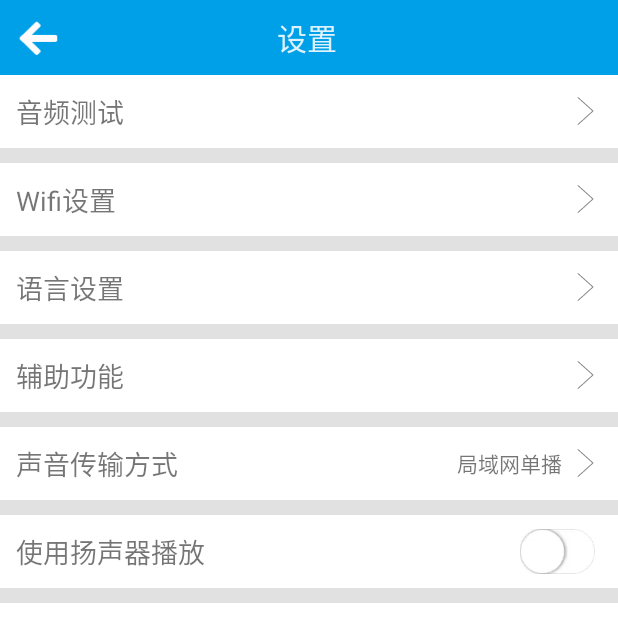
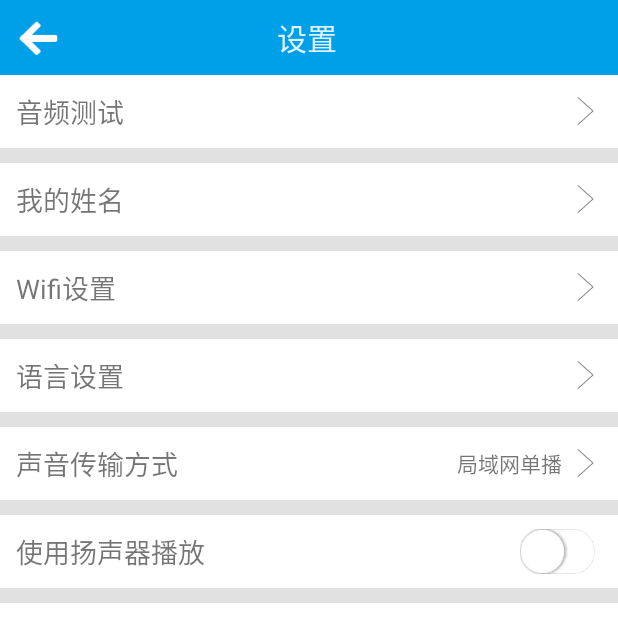
Before and after one commit to lyl15151865258/WifiInterPhone, an Android app: the screen it shows after launch (SettingActivity), after a tap on an icon or button, on a phone screen of 412 x 824 dp, the top half of it. Run offline under Robolectric (Android 15) with nearby library versions, the phone set to English and light mode, and no system bars; our stand-ins replace CircleImageView; libraries missing offline, so code that uses them is left out: rx.android.schedulers, rx.schedulers; pictures from the network do not load; 1 statement that could not run was skipped; 2 other taps on this screen came first.

Commit message:
增加用户姓名的显示（查找局域网其他手机发送数据包的时候加上用户姓名）

```diff
--- a/app/src/main/AndroidManifest.xml
+++ b/app/src/main/AndroidManifest.xml
@@ -76,6 +76,12 @@
             android:launchMode="singleTask"
             android:screenOrientation="portrait" />
 
+        <!-- 姓名设置页面 -->
+        <activity
+            android:name=".activity.SetNameActivity"
+            android:launchMode="singleTask"
+            android:screenOrientation="portrait" />
+
         <!-- 语言设置页面 -->
         <activity
             android:name=".activity.LanguageActivity"
--- a/app/src/main/java/net/zhongbenshuo/wifiinterphone/activity/SettingActivity.java
+++ b/app/src/main/java/net/zhongbenshuo/wifiinterphone/activity/SettingActivity.java
@@ -25,7 +25,7 @@ import net.zhongbenshuo.wifiinterphone.widget.MyToolbar;
 public class SettingActivity extends BaseActivity {
 
     private Context mContext;
-    private TextView tvSendMethod;
+    private TextView tvSendMethod, tvSetName;
 
     @Override
     protected void onCreate(Bundle savedInstanceState) {
@@ -35,13 +35,14 @@ public class SettingActivity extends BaseActivity {
         MyToolbar toolbar = findViewById(R.id.myToolbar);
         toolbar.initToolBar(this, toolbar, getString(R.string.settings), R.drawable.back_white, onClickListener);
         findViewById(R.id.ll_serverSettings).setOnClickListener(onClickListener);
+        findViewById(R.id.ll_setName).setOnClickListener(onClickListener);
         findViewById(R.id.ll_wifiSettings).setOnClickListener(onClickListener);
         findViewById(R.id.ll_languageSettings).setOnClickListener(onClickListener);
-        findViewById(R.id.ll_AccessibilityFeatures).setOnClickListener(onClickListener);
         findViewById(R.id.llSendMode).setOnClickListener(onClickListener);
         findViewById(R.id.btn_exit).setOnClickListener(onClickListener);
         ((ToggleButton) findViewById(R.id.toggle_useSpeakers)).setOnCheckedChangeListener(onCheckedChangeListener);
         ((TextView) findViewById(R.id.tvVersion)).setText(ApkUtils.getVersionName(mContext));
+        tvSetName = findViewById(R.id.tvSetName);
         tvSendMethod = findViewById(R.id.tvSendMethod);
     }
 
@@ -62,6 +63,7 @@ public class SettingActivity extends BaseActivity {
                 tvSendMethod.setText("");
                 break;
         }
+        tvSetName.setText(SPHelper.getString("UserName", ""));
     }
 
     private View.OnClickListener onClickListener = (v) -> {
@@ -73,6 +75,10 @@ public class SettingActivity extends BaseActivity {
                 // 语音测试
                 openActivity(MediaTestActivity.class);
                 break;
+            case R.id.ll_setName:
+                // 姓名修改
+                openActivity(SetNameActivity.class);
+                break;
             case R.id.ll_wifiSettings:
                 // Wifi设置
                 Intent wifiSettingsIntent = new Intent("android.settings.WIFI_SETTINGS");
@@ -81,15 +87,6 @@ public class SettingActivity extends BaseActivity {
             case R.id.ll_languageSettings:
                 // 语言设置
                 openActivity(LanguageActivity.class);
-                break;
-            case R.id.ll_AccessibilityFeatures:
-                // 辅助功能
-                try {
-                    Intent intent = new Intent(android.provider.Settings.ACTION_ACCESSIBILITY_SETTINGS);
-                    startActivity(intent);
-                } catch (Exception e) {
-                    e.printStackTrace();
-                }
                 break;
             case R.id.llSendMode:
                 // 声音传输方式
--- a/app/src/main/java/net/zhongbenshuo/wifiinterphone/adapter/ContactsAdapter.java
+++ b/app/src/main/java/net/zhongbenshuo/wifiinterphone/adapter/ContactsAdapter.java
@@ -9,12 +9,8 @@ import android.view.ViewGroup;
 import android.widget.ImageView;
 import android.widget.TextView;
 
-import com.bumptech.glide.Glide;
-import com.bumptech.glide.request.RequestOptions;
-
 import net.zhongbenshuo.wifiinterphone.R;
 import net.zhongbenshuo.wifiinterphone.bean.Contact;
-import net.zhongbenshuo.wifiinterphone.constant.NetWork;
 
 import java.util.List;
 
@@ -48,19 +44,7 @@ public class ContactsAdapter extends RecyclerView.Adapter {
         NewsViewHolder holder = (NewsViewHolder) viewHolder;
         Contact contact = contactList.get(position);
         holder.tvIp.setText(contact.getIp());
-        holder.tvDeviceModel.setText(contact.getDeviceModel());
         holder.tvUserName.setText(contact.getUserName());
-
-        String userIconUrl = contact.getIconUrl();
-        if (userIconUrl != null && !userIconUrl.isEmpty()) {
-            String headIconUrl = "http://" + NetWork.SERVER_HOST_MAIN + ":" + NetWork.SERVER_PORT_MAIN + "/" + userIconUrl.replace("\\", "/");
-            // 加载头像
-            RequestOptions options = new RequestOptions()
-                    .error(R.drawable.photo_user)
-                    .placeholder(R.drawable.photo_user)
-                    .dontAnimate();
-            Glide.with(mContext).load(headIconUrl).apply(options).into(holder.ivContactIcon);
-        }
 
         holder.ivSelectStatus.setImageResource(contact.isShouldSend() ? R.drawable.checkbox_checked : R.drawable.checkbox_unchecked);
 
@@ -77,14 +61,12 @@ public class ContactsAdapter extends RecyclerView.Adapter {
     }
 
     private class NewsViewHolder extends RecyclerView.ViewHolder {
-        private TextView tvIp, tvDeviceModel, tvUserName;
-        private ImageView ivContactIcon, ivSelectStatus;
+        private TextView tvIp, tvUserName;
+        private ImageView ivSelectStatus;
 
         private NewsViewHolder(View itemView) {
             super(itemView);
-            ivContactIcon = itemView.findViewById(R.id.ivContactIcon);
             tvIp = itemView.findViewById(R.id.tvIp);
-            tvDeviceModel = itemView.findViewById(R.id.tvDeviceModel);
             tvUserName = itemView.findViewById(R.id.tvUserName);
             ivSelectStatus = itemView.findViewById(R.id.ivSelectStatus);
         }
--- a/app/src/main/java/net/zhongbenshuo/wifiinterphone/bean/Contact.java
+++ b/app/src/main/java/net/zhongbenshuo/wifiinterphone/bean/Contact.java
@@ -14,16 +14,17 @@ public class Contact implements Serializable {
 
     private String ip;
 
-    private String deviceModel;
-
     private String userName;
-
-    private String iconUrl;
 
     private boolean shouldSend = true;
 
     public Contact(String ip) {
         this.ip = ip;
+    }
+
+    public Contact(String ip, String userName) {
+        this.ip = ip;
+        this.userName = userName;
     }
 
     public String getIp() {
@@ -34,28 +35,12 @@ public class Contact implements Serializable {
         this.ip = ip;
     }
 
-    public String getDeviceModel() {
-        return deviceModel;
-    }
-
-    public void setDeviceModel(String deviceModel) {
-        this.deviceModel = deviceModel;
-    }
-
     public String getUserName() {
         return userName;
     }
 
     public void setUserName(String userName) {
         this.userName = userName;
-    }
-
-    public String getIconUrl() {
-        return iconUrl;
-    }
-
-    public void setIconUrl(String iconUrl) {
-        this.iconUrl = iconUrl;
     }
 
     public boolean isShouldSend() {
--- a/app/src/main/java/net/zhongbenshuo/wifiinterphone/fragment/ContactsFragment.java
+++ b/app/src/main/java/net/zhongbenshuo/wifiinterphone/fragment/ContactsFragment.java
@@ -4,7 +4,6 @@ import android.content.ComponentName;
 import android.content.Context;
 import android.content.Intent;
 import android.content.ServiceConnection;
-import android.os.Build;
 import android.os.Bundle;
 import android.os.Handler;
 import android.os.IBinder;
@@ -23,6 +22,7 @@ import com.bumptech.glide.Glide;
 import net.zhongbenshuo.wifiinterphone.R;
 import net.zhongbenshuo.wifiinterphone.adapter.ContactsAdapter;
 import net.zhongbenshuo.wifiinterphone.bean.Contact;
+import net.zhongbenshuo.wifiinterphone.contentprovider.SPHelper;
 import net.zhongbenshuo.wifiinterphone.service.IIntercomCallback;
 import net.zhongbenshuo.wifiinterphone.service.IIntercomService;
 import net.zhongbenshuo.wifiinterphone.service.IntercomService;
@@ -69,10 +69,7 @@ public class ContactsFragment extends BaseFragment {
         rvContacts.addItemDecoration(new RecyclerViewDivider(mContext, LinearLayoutManager.HORIZONTAL, 1, ContextCompat.getColor(mContext, R.color.gray_slight)));
 
         contactList = new ArrayList<>();
-        Contact contact = new Contact("/" + WifiUtil.getLocalIPAddress());
-        contact.setUserName("我");
-        contact.setIconUrl("");
-        contact.setDeviceModel(Build.MODEL);
+        Contact contact = new Contact("/" + WifiUtil.getLocalIPAddress(),SPHelper.getString("UserName", ""));
         contactList.add(contact);
 
         contactsAdapter = new ContactsAdapter(mContext, contactList);
@@ -159,26 +156,31 @@ public class ContactsFragment extends BaseFragment {
      */
     private IIntercomCallback intercomCallback = new IIntercomCallback.Stub() {
         @Override
-        public void findNewUser(String ipAddress) {
-            sendMsg2MainThread(ipAddress, FOUND_NEW_USER);
+        public void findNewUser(String ipAddress, String name) {
+            sendMsg2MainThread(ipAddress, name, FOUND_NEW_USER);
         }
 
         @Override
-        public void removeUser(String ipAddress) {
-            sendMsg2MainThread(ipAddress, REMOVE_USER);
+        public void removeUser(String ipAddress, String name) {
+            sendMsg2MainThread(ipAddress, name, REMOVE_USER);
         }
     };
 
     /**
      * 发送Handler消息
      *
-     * @param content 内容
+     * @param address IP地址
+     * @param name    姓名
      * @param msgWhat 消息类型
      */
-    private void sendMsg2MainThread(String content, int msgWhat) {
+    private void sendMsg2MainThread(String address, String name, int msgWhat) {
         Message msg = new Message();
         msg.what = msgWhat;
-        msg.obj = content;
+        msg.obj = address;
+        Bundle bundle = new Bundle();
+        bundle.putString("address", address);
+        bundle.putString("name", name);
+        msg.setData(bundle);
         handler.sendMessage(msg);
     }
 
@@ -239,7 +241,10 @@ public class ContactsFragment extends BaseFragment {
             ContactsFragment contactsFragment = activityWeakReference.get();
             if (contactsFragment != null) {
                 if (msg.what == FOUND_NEW_USER) {
-                    contactsFragment.foundNewUser((String) msg.obj);
+                    Bundle bundle = msg.getData();
+                    String address = bundle.getString("address", "");
+                    String name = bundle.getString("name", "");
+                    contactsFragment.foundNewUser(address, name);
                 } else if (msg.what == REMOVE_USER) {
                     contactsFragment.removeExistUser((String) msg.obj);
                 }
@@ -251,9 +256,10 @@ public class ContactsFragment extends BaseFragment {
      * 发现新的用户地址
      *
      * @param ipAddress 用户IP地址
+     * @param name      用户姓名
      */
-    public void foundNewUser(String ipAddress) {
-        Contact contact = new Contact(ipAddress);
+    public void foundNewUser(String ipAddress, String name) {
+        Contact contact = new Contact(ipAddress, name);
         if (!contactList.contains(contact)) {
             addNewUser(contact);
         }
--- a/app/src/main/res/layout/activity_settings.xml
+++ b/app/src/main/res/layout/activity_settings.xml
@@ -51,6 +51,34 @@
             </LinearLayout>
 
             <LinearLayout
+                android:id="@+id/ll_setName"
+                android:layout_width="match_parent"
+                android:layout_height="wrap_content"
+                android:layout_marginTop="@dimen/dp_10"
+                android:background="@color/white"
+                android:gravity="center_vertical"
+                android:orientation="horizontal"
+                android:padding="@dimen/dp_5">
+
+                <TextView
+                    android:layout_width="0px"
+                    android:layout_height="wrap_content"
+                    android:layout_weight="1"
+                    android:gravity="center_vertical"
+                    android:padding="@dimen/dp_5"
+                    android:text="@string/SetName"
+                    android:textSize="@dimen/sp_18" />
+
+                <TextView
+                    android:id="@+id/tvSetName"
+                    android:layout_width="wrap_content"
+                    android:layout_height="match_parent"
+                    android:layout_marginEnd="@dimen/dp_5"
+                    android:drawableEnd="@drawable/ic_arrow_right"
+                    android:gravity="center" />
+            </LinearLayout>
+
+            <LinearLayout
                 android:id="@+id/ll_wifiSettings"
                 android:layout_width="match_parent"
                 android:layout_height="wrap_content"
@@ -94,33 +122,6 @@
                     android:gravity="center_vertical"
                     android:padding="@dimen/dp_5"
                     android:text="@string/LanguageSettings"
-                    android:textSize="@dimen/sp_18" />
-
-                <TextView
-                    android:layout_width="wrap_content"
-                    android:layout_height="match_parent"
-                    android:layout_marginEnd="@dimen/dp_5"
-                    android:drawableEnd="@drawable/ic_arrow_right"
-                    android:gravity="center" />
-            </LinearLayout>
-
-            <LinearLayout
-                android:id="@+id/ll_AccessibilityFeatures"
-                android:layout_width="match_parent"
-                android:layout_height="wrap_content"
-                android:layout_marginTop="@dimen/dp_10"
-                android:background="@color/white"
-                android:gravity="center_vertical"
-                android:orientation="horizontal"
-                android:padding="@dimen/dp_5">
-
-                <TextView
-                    android:layout_width="0px"
-                    android:layout_height="wrap_content"
-                    android:layout_weight="1"
-                    android:gravity="center_vertical"
-                    android:padding="@dimen/dp_5"
-                    android:text="@string/AccessibilityFeatures"
                     android:textSize="@dimen/sp_18" />
 
                 <TextView
--- a/app/src/main/res/values/strings.xml
+++ b/app/src/main/res/values/strings.xml
@@ -17,9 +17,12 @@
     <string name="dialog_input_continue">继续</string>
     <string name="notification_connect_wifi">您当前没有连接WiFi，是否前往连接？</string>
     <string name="MediaTest">音频测试</string>
+    <string name="SetName">我的姓名</string>
+    <string name="TypeInName">请输入姓名</string>
+    <string name="ModifyName">修改姓名</string>
+    <string name="ConfirmModification">确认修改</string>
     <string name="WifiSettings">Wifi设置</string>
     <string name="LanguageSettings">语言设置</string>
-    <string name="AccessibilityFeatures">辅助功能</string>
     <string name="SendMode">声音传输方式</string>
     <string name="PlayWithSpeakers">使用扬声器播放</string>
     <string name="Version">软件版本</string>
```
Also changed, not shown: app/src/main/java/net/zhongbenshuo/wifiinterphone/job/MulticastReceiver.java (+21 -13 lines), app/src/main/java/net/zhongbenshuo/wifiinterphone/job/SignInAndOutReq.java (+13 -4 lines), app/src/main/java/net/zhongbenshuo/wifiinterphone/job/UnicastReceiver.java (+21 -13 lines), app/src/main/java/net/zhongbenshuo/wifiinterphone/service/IntercomService.java (+21 -7 lines), app/src/main/res/layout/item_list_contact.xml (+4 -16 lines), app/src/main/res/values/styles.xml (+8 -0 lines), app/src/main/aidl/net/zhongbenshuo/wifiinterphone/service/IIntercomCallback.aidl, 3 other files.
